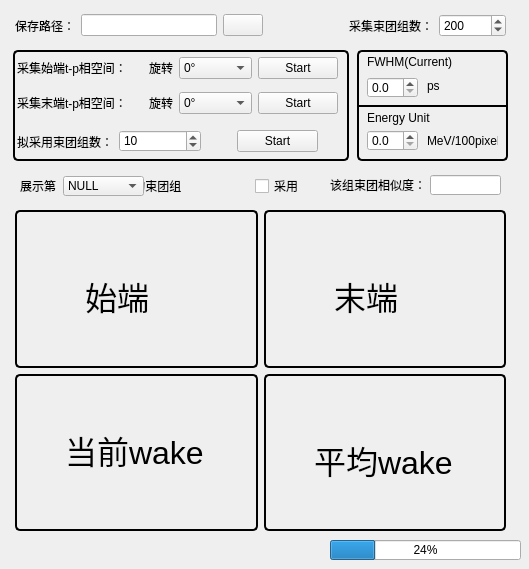
Qt form mainWindow.ui (xul-97/tpCal) before a commit.
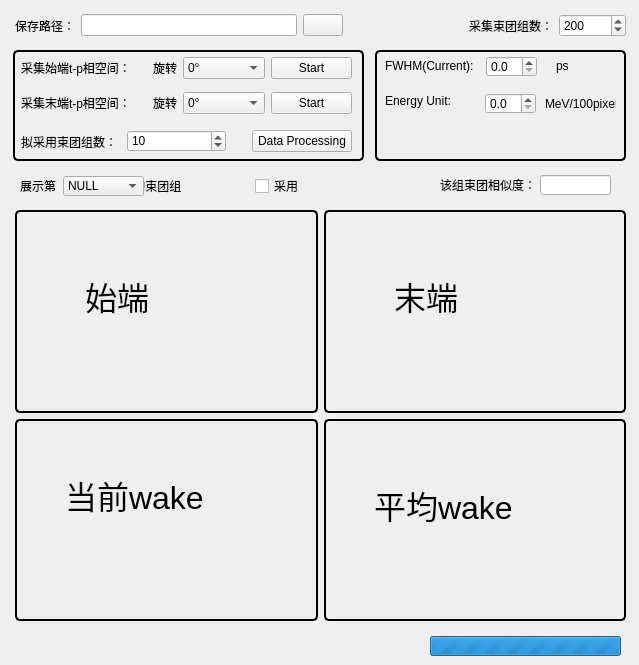
The same form after that commit. Icons and pictures are not drawn.

Patch:
```diff
--- a/mainWindow.ui
+++ b/mainWindow.ui
@@ -6,8 +6,8 @@
    <rect>
     <x>0</x>
     <y>0</y>
-    <width>529</width>
-    <height>569</height>
+    <width>639</width>
+    <height>665</height>
    </rect>
   </property>
   <property name="sizePolicy">
@@ -34,9 +34,9 @@
   <widget class="QWidget" name="widget" native="true">
    <property name="geometry">
     <rect>
-     <x>357</x>
+     <x>375</x>
      <y>50</y>
-     <width>151</width>
+     <width>251</width>
      <height>111</height>
     </rect>
    </property>
@@ -48,20 +48,20 @@
     <property name="geometry">
      <rect>
       <x>10</x>
-      <y>2</y>
+      <y>6</y>
       <width>101</width>
       <height>20</height>
      </rect>
     </property>
     <property name="text">
-     <string>FWHM(Current)</string>
+     <string>FWHM(Current):</string>
     </property>
    </widget>
    <widget class="QDoubleSpinBox" name="FWHMSPinBox">
     <property name="geometry">
      <rect>
-      <x>10</x>
-      <y>27</y>
+      <x>111</x>
+      <y>6</y>
       <width>51</width>
       <height>21</height>
      </rect>
@@ -73,8 +73,8 @@
    <widget class="QLabel" name="label_7">
     <property name="geometry">
      <rect>
-      <x>70</x>
-      <y>25</y>
+      <x>181</x>
+      <y>5</y>
       <width>21</width>
       <height>21</height>
      </rect>
@@ -87,20 +87,20 @@
     <property name="geometry">
      <rect>
       <x>10</x>
-      <y>60</y>
-      <width>71</width>
+      <y>43</y>
+      <width>81</width>
       <height>16</height>
      </rect>
     </property>
     <property name="text">
-     <string>Energy Unit</string>
+     <string>Energy Unit:</string>
     </property>
    </widget>
    <widget class="QDoubleSpinBox" name="EnergyUnitSpinBox">
     <property name="geometry">
      <rect>
-      <x>10</x>
-      <y>80</y>
+      <x>110</x>
+      <y>43</y>
       <width>51</width>
       <height>21</height>
      </rect>
@@ -112,8 +112,8 @@
    <widget class="QLabel" name="label_9">
     <property name="geometry">
      <rect>
-      <x>70</x>
-      <y>80</y>
+      <x>170</x>
+      <y>43</y>
       <width>71</width>
       <height>21</height>
      </rect>
@@ -122,25 +122,6 @@
      <string>MeV/100pixel</string>
     </property>
    </widget>
-   <widget class="Line" name="line">
-    <property name="geometry">
-     <rect>
-      <x>0</x>
-      <y>48</y>
-      <width>151</width>
-      <height>16</height>
-     </rect>
-    </property>
-    <property name="frameShadow">
-     <enum>QFrame::Plain</enum>
-    </property>
-    <property name="lineWidth">
-     <number>2</number>
-    </property>
-    <property name="orientation">
-     <enum>Qt::Horizontal</enum>
-    </property>
-   </widget>
   </widget>
   <widget class="QLabel" name="label_14">
    <property name="geometry">
@@ -223,7 +204,7 @@
   <widget class="QLabel" name="label_15">
    <property name="geometry">
     <rect>
-     <x>330</x>
+     <x>440</x>
      <y>174</y>
      <width>101</width>
      <height>21</height>
@@ -236,7 +217,7 @@
   <widget class="QLineEdit" name="bunchSimilarity">
    <property name="geometry">
     <rect>
-     <x>430</x>
+     <x>540</x>
      <y>175</y>
      <width>71</width>
      <height>20</height>
@@ -251,7 +232,7 @@
     <rect>
      <x>13</x>
      <y>50</y>
-     <width>336</width>
+     <width>351</width>
      <height>111</height>
     </rect>
    </property>
@@ -262,9 +243,9 @@
    <widget class="QWidget" name="layoutWidget">
     <property name="geometry">
      <rect>
-      <x>4</x>
+      <x>8</x>
       <y>76</y>
-      <width>301</width>
+      <width>331</width>
       <height>31</height>
      </rect>
     </property>
@@ -305,7 +286,7 @@
        </property>
        <property name="sizeHint" stdset="0">
         <size>
-         <width>30</width>
+         <width>20</width>
          <height>20</height>
         </size>
        </property>
@@ -314,7 +295,7 @@
      <item>
       <widget class="QPushButton" name="calUsingBunchBtn">
        <property name="text">
-        <string>Start</string>
+        <string>Data Processing</string>
        </property>
       </widget>
      </item>
@@ -323,9 +304,9 @@
    <widget class="QWidget" name="layoutWidget_2">
     <property name="geometry">
      <rect>
-      <x>4</x>
+      <x>8</x>
       <y>0</y>
-      <width>321</width>
+      <width>331</width>
       <height>71</height>
      </rect>
     </property>
@@ -458,7 +439,7 @@
     <rect>
      <x>15</x>
      <y>10</y>
-     <width>491</width>
+     <width>611</width>
      <height>31</height>
     </rect>
    </property>
@@ -498,7 +479,7 @@
       </property>
       <property name="sizeHint" stdset="0">
        <size>
-        <width>80</width>
+        <width>120</width>
         <height>20</height>
        </size>
       </property>
@@ -531,8 +512,8 @@
     <rect>
      <x>15</x>
      <y>210</y>
-     <width>491</width>
-     <height>321</height>
+     <width>611</width>
+     <height>411</height>
     </rect>
    </property>
    <layout class="QGridLayout" name="gridLayout_2">
@@ -659,14 +640,17 @@
   <widget class="QProgressBar" name="progressBar">
    <property name="geometry">
     <rect>
-     <x>330</x>
-     <y>540</y>
+     <x>430</x>
+     <y>636</y>
      <width>191</width>
      <height>20</height>
     </rect>
    </property>
+   <property name="maximum">
+    <number>0</number>
+   </property>
    <property name="value">
-    <number>24</number>
+    <number>0</number>
    </property>
   </widget>
  </widget>
```
